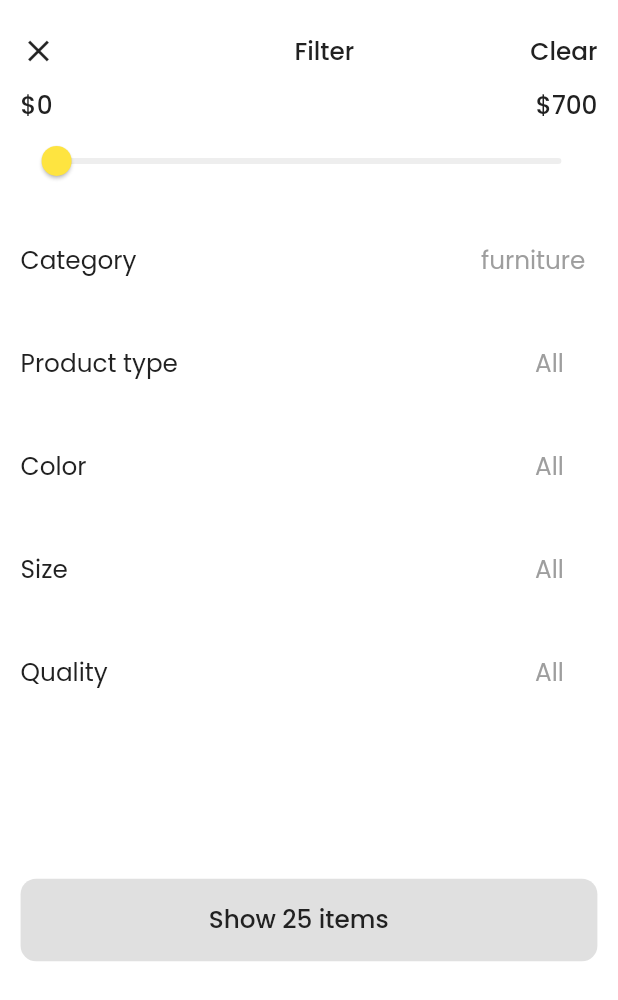
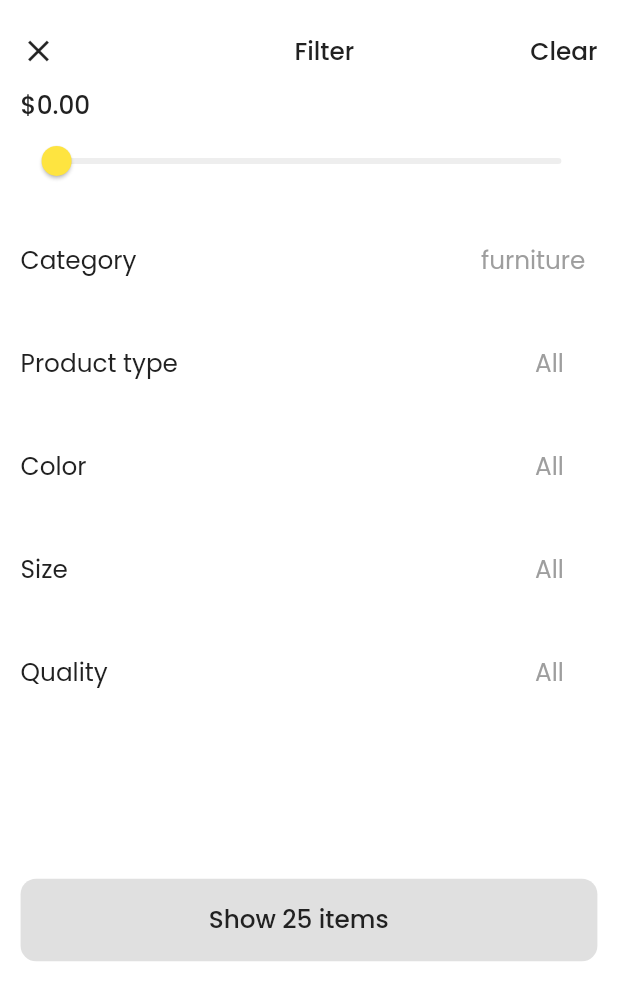
Before and after one commit to panchaniurvisha/ulmo_e_commerce, a Flutter app: the FilterScreen screen opened by its route, on a phone screen of 412 x 824 dp. Shown: the top 1000 px of the screen. Run offline on Flutter 3.47's test engine with Material 2 defaults, Android fonts, the phone set to English and light mode, and no system bars; our stand-ins replace animated_text_kit, cloud_firestore, firebase_auth, firebase_core, firebase_storage, flutter_rating_bar and 5 more; missing offline and left inert: cropperx; accounts and stored records are empty.

Commit message:
"19-8-2023"

```diff
--- a/lib/view/filter_screen.dart
+++ b/lib/view/filter_screen.dart
@@ -20,7 +20,7 @@ class _FilterScreenState extends State<FilterScreen> {
     {AppString.name: AppString.size, AppString.key: AppString.all},
     {AppString.name: AppString.quality, AppString.key: AppString.all},
   ];
-  double sliderValue = 0;
+  double sliderValue = 0.0;
   @override
   Widget build(BuildContext context) {
     double height = MediaQuery.of(context).size.height;
@@ -28,7 +28,8 @@ class _FilterScreenState extends State<FilterScreen> {
     return SafeArea(
         child: Scaffold(
       body: Padding(
-        padding: EdgeInsets.symmetric(horizontal: width / 30, vertical: height / 80),
+        padding:
+            EdgeInsets.symmetric(horizontal: width / 30, vertical: height / 80),
         child: Column(
           crossAxisAlignment: CrossAxisAlignment.start,
           children: [
@@ -42,25 +43,29 @@ class _FilterScreenState extends State<FilterScreen> {
                     Icons.close,
                   ),
                 ),
-                const AppText(text: AppString.filter, fontWeight: FontWeight.w500),
-                const AppText(text: AppString.removeData, fontWeight: FontWeight.w500),
+                const AppText(
+                    text: AppString.filter, fontWeight: FontWeight.w500),
+                const AppText(
+                    text: AppString.removeData, fontWeight: FontWeight.w500),
               ],
             ),
-            const Row(
+            Row(
               mainAxisAlignment: MainAxisAlignment.spaceBetween,
               children: [
                 AppText(
-                  text: AppString.startingDollar,
+                  text: '\$${sliderValue.toStringAsFixed(2)}',
                   fontWeight: FontWeight.w500,
                 ),
-                AppText(
-                  text: AppString.endDollar,
-                  fontWeight: FontWeight.w500,
-                )
+                // AppText(
+                //   text: '\$${(700 - sliderValue).toStringAsFixed(2)}',
+                //   fontWeight: FontWeight.w500,
+                // ),
               ],
             ),
             Slider(
                 value: sliderValue,
+                min: 0.0,
+                max: 700,
                 activeColor: AppColors.lightYellowTwo,
                 inactiveColor: AppColors.whiteTwo,
                 onChanged: (value) {
@@ -83,7 +88,15 @@ class _FilterScreenState extends State<FilterScreen> {
                       mainAxisAlignment: MainAxisAlignment.spaceBetween,
                       children: [
                         AppText(text: categories[index][AppString.name]),
-                        TextButton(child: AppText(text: categories[index][AppString.key], color: AppColors.gray), onPressed: () => index == 0 ? Navigator.pushNamed(context, RoutesName.filterOptionsScreen) : Navigator.pushNamed(context, RoutesName.filterScreen)),
+                        TextButton(
+                            child: AppText(
+                                text: categories[index][AppString.key],
+                                color: AppColors.gray),
+                            onPressed: () => index == 0
+                                ? Navigator.pushNamed(
+                                    context, RoutesName.filterOptionsScreen)
+                                : Navigator.pushNamed(
+                                    context, RoutesName.filterScreen)),
                       ],
                     )),
             SizedBox(
--- a/lib/view/login_page/login_screen.dart
+++ b/lib/view/login_page/login_screen.dart
@@ -242,5 +242,8 @@ class _LoginScreenState extends State<LoginScreen> {
     user = userCredential!.user;
     debugPrint("userdata-->$user");
     utils.showToastMessage(message: "Login is Successfully");
+    Navigator.pushNamedAndRemoveUntil(
+        context, RoutesName.bottomScreen, (route) => false);
+    setState(() {});
   }
 }
```
